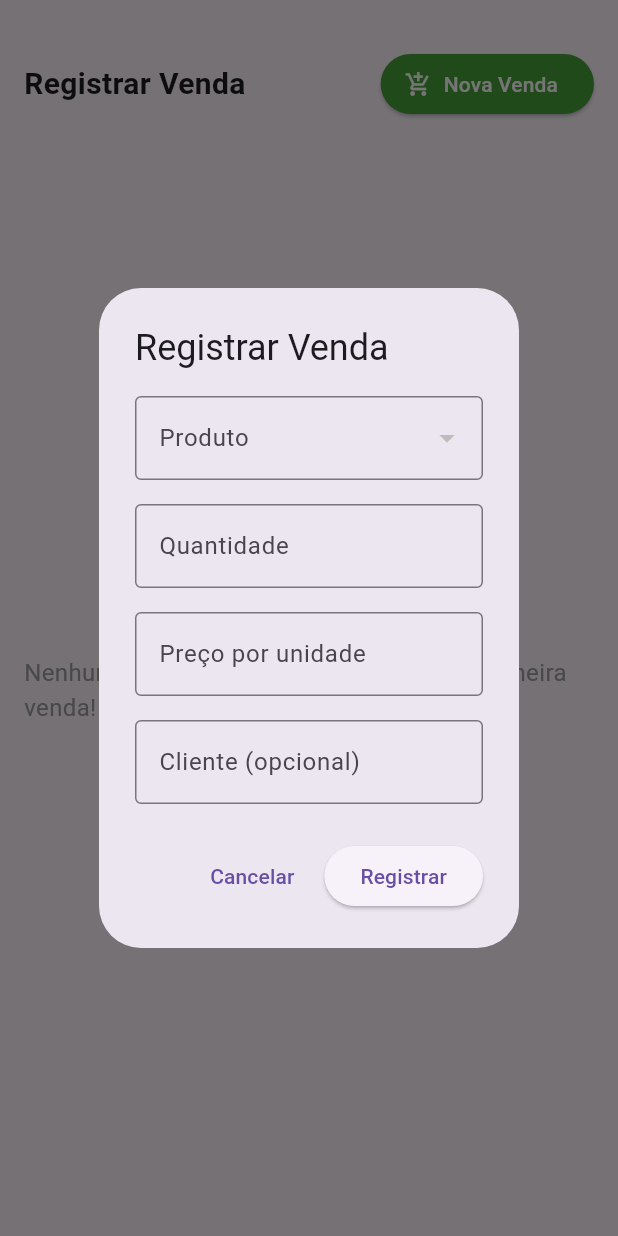
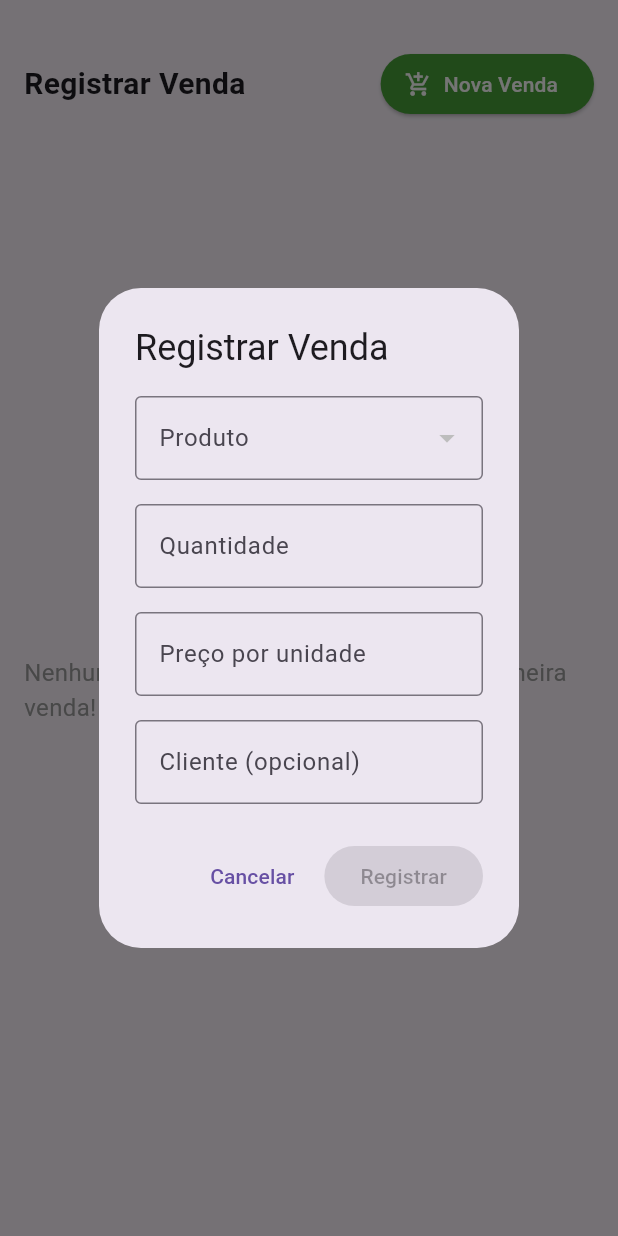
Before and after one commit to CarolBastos/hackaton-flutter-fiap-farms, a Flutter app: the _SalesTab widget shown alone on an empty page, opened directly, after a tap on "Nova Venda", on a phone screen of 412 x 824 dp. Run offline on Flutter 3.47's test engine with Material 3 defaults, Android fonts, the phone set to English and light mode, and no system bars; our stand-ins replace cloud_firestore, firebase_auth, firebase_core, fl_chart; accounts and stored records are empty.

Commit message:
Melhorando regras de vendas

```diff
--- a/lib/screens/inventory_sales_screen.dart
+++ b/lib/screens/inventory_sales_screen.dart
@@ -155,7 +155,8 @@ class _InventoryTab extends StatelessWidget {
                                     Expanded(
                                       flex: 3,
                                       child: Column(
-                                      crossAxisAlignment: CrossAxisAlignment.start,
+                                        crossAxisAlignment:
+                                            CrossAxisAlignment.start,
                                         children: [
                                           Text(
                                             item.productName,
@@ -187,7 +188,8 @@ class _InventoryTab extends StatelessWidget {
                                     Expanded(
                                       flex: 2,
                                       child: Column(
-                                      crossAxisAlignment: CrossAxisAlignment.end,
+                                        crossAxisAlignment:
+                                            CrossAxisAlignment.end,
                                         children: [
                                           Text(
                                             'R\$ ${item.estimatedCostPerUnit.toStringAsFixed(2)}',
@@ -306,9 +308,13 @@ class _InventoryTab extends StatelessWidget {
           mainAxisSize: MainAxisSize.min,
           crossAxisAlignment: CrossAxisAlignment.start,
           children: [
-            Text('Quantidade disponível: ${item.availableQuantity} ${item.unitOfMeasure}'),
+            Text(
+              'Quantidade disponível: ${item.availableQuantity} ${item.unitOfMeasure}',
+            ),
             if (item.soldQuantity > 0)
-              Text('Quantidade vendida: ${item.soldQuantity} ${item.unitOfMeasure}'),
+              Text(
+                'Quantidade vendida: ${item.soldQuantity} ${item.unitOfMeasure}',
+              ),
             Text(
               'Custo por unidade: R\$ ${item.estimatedCostPerUnit.toStringAsFixed(2)}',
             ),
@@ -462,14 +468,74 @@ class _SalesTab extends StatelessWidget {
     BuildContext context,
     ProductController productController,
   ) {
+    showDialog(
+      context: context,
+      builder: (context) =>
+          _AddSaleDialog(productController: productController),
+    );
+  }
+
+  void _showSaleDetails(BuildContext context, dynamic sale) {
+    showDialog(
+      context: context,
+      builder: (context) => AlertDialog(
+        title: Text('Detalhes da Venda - ${sale.productName}'),
+        content: Column(
+          mainAxisSize: MainAxisSize.min,
+          crossAxisAlignment: CrossAxisAlignment.start,
+          children: [
+            Text('Quantidade: ${sale.quantitySold} ${sale.unitOfMeasure}'),
+            Text(
+              'Preço por unidade: R\$ ${sale.salePricePerUnit.toStringAsFixed(2)}',
+            ),
+            Text('Valor total: R\$ ${sale.totalSaleAmount.toStringAsFixed(2)}'),
+            Text(
+              'Custo estimado: R\$ ${sale.estimatedCostAtSale.toStringAsFixed(2)}',
+            ),
+            Text('Lucro: R\$ ${sale.calculatedProfit.toStringAsFixed(2)}'),
+            if (sale.clientInfo != null) Text('Cliente: ${sale.clientInfo}'),
+            Text('Data: ${sale.saleDate.toString().substring(0, 16)}'),
+          ],
+        ),
+        actions: [
+          TextButton(
+            onPressed: () => Navigator.pop(context),
+            child: const Text('Fechar'),
+          ),
+        ],
+      ),
+    );
+  }
+}
+
+class _AddSaleDialog extends StatefulWidget {
+  final ProductController productController;
+
+  const _AddSaleDialog({required this.productController});
+
+  @override
+  State<_AddSaleDialog> createState() => _AddSaleDialogState();
+}
+
+class _AddSaleDialogState extends State<_AddSaleDialog> {
   String? selectedProductId;
+  String? stockError;
+  double? availableStock;
   final quantityController = TextEditingController();
   final priceController = TextEditingController();
   final clientController = TextEditingController();
 
-    showDialog(
-      context: context,
-      builder: (context) => AlertDialog(
+  @override
+  void dispose() {
+    quantityController.dispose();
+    priceController.dispose();
+    clientController.dispose();
+    super.dispose();
+  }
+
+  @override
+  Widget build(BuildContext context) {
+    return AlertDialog(
       title: const Text('Registrar Venda'),
       content: Column(
         mainAxisSize: MainAxisSize.min,
@@ -480,14 +546,39 @@ class _SalesTab extends StatelessWidget {
               labelText: 'Produto',
               border: OutlineInputBorder(),
             ),
-              items: productController.products.map((product) {
+            items: widget.productController.products.map((product) {
               return DropdownMenuItem(
                 value: product.id,
                 child: Text(product.name),
               );
             }).toList(),
-              onChanged: (value) {
+            onChanged: (value) async {
+              setState(() {
                 selectedProductId = value;
+                stockError = null;
+                availableStock = null;
+              });
+
+              // Verificar estoque quando produto for selecionado
+              if (value != null) {
+                final inventoryController = Provider.of<InventoryController>(
+                  context,
+                  listen: false,
+                );
+                final inventoryItem = await inventoryController
+                    .getInventoryItemByProductId(value);
+
+                setState(() {
+                  if (inventoryItem != null) {
+                    availableStock = inventoryItem.availableQuantity;
+                    if (availableStock == 0) {
+                      stockError = 'Produto sem estoque disponível';
+                    }
+                  } else {
+                    stockError = 'Produto não encontrado no estoque';
+                  }
+                });
+              }
             },
           ),
           const SizedBox(height: 16),
@@ -498,6 +589,45 @@ class _SalesTab extends StatelessWidget {
               border: OutlineInputBorder(),
             ),
             keyboardType: TextInputType.number,
+            onChanged: (value) {
+              if (value.isNotEmpty && availableStock != null) {
+                final quantity = double.tryParse(value);
+                if (quantity != null && quantity > availableStock!) {
+                  setState(() {
+                    stockError =
+                        'Quantidade solicitada (${quantity.toStringAsFixed(1)}) excede o estoque disponível (${availableStock!.toStringAsFixed(1)})';
+                  });
+                } else {
+                  setState(() {
+                    stockError = null;
+                  });
+                }
+              }
+            },
+          ),
+          if (availableStock != null)
+            Padding(
+              padding: const EdgeInsets.only(top: 8.0),
+              child: Text(
+                'Estoque disponível: ${availableStock!.toStringAsFixed(1)}',
+                style: const TextStyle(
+                  fontSize: 12,
+                  color: AppColors.success,
+                  fontWeight: FontWeight.w500,
+                ),
+              ),
+            ),
+          if (stockError != null)
+            Padding(
+              padding: const EdgeInsets.only(top: 8.0),
+              child: Text(
+                stockError!,
+                style: const TextStyle(
+                  fontSize: 12,
+                  color: AppColors.errorText,
+                  fontWeight: FontWeight.w500,
+                ),
+              ),
             ),
           const SizedBox(height: 16),
           TextField(
@@ -525,17 +655,20 @@ class _SalesTab extends StatelessWidget {
           child: const Text('Cancelar'),
         ),
         ElevatedButton(
-            onPressed: () async {
-              if (selectedProductId != null &&
+          onPressed:
+              (selectedProductId != null &&
                   quantityController.text.isNotEmpty &&
-                  priceController.text.isNotEmpty) {
+                  priceController.text.isNotEmpty &&
+                  stockError == null)
+              ? () async {
                   final quantity = double.tryParse(quantityController.text);
                   final price = double.tryParse(priceController.text);
                   if (quantity != null &&
                       price != null &&
                       quantity > 0 &&
                       price > 0) {
-                  final selectedProduct = productController.products.firstWhere(
+                    final selectedProduct = widget.productController.products
+                        .firstWhere(
                           (product) => product.id == selectedProductId,
                         );
 
@@ -575,43 +708,10 @@ class _SalesTab extends StatelessWidget {
                     Navigator.pop(context);
                   }
                 }
-            },
+              : null,
           child: const Text('Registrar'),
         ),
       ],
-      ),
-    );
-  }
-
-  void _showSaleDetails(BuildContext context, dynamic sale) {
-    showDialog(
-      context: context,
-      builder: (context) => AlertDialog(
-        title: Text('Detalhes da Venda - ${sale.productName}'),
-        content: Column(
-          mainAxisSize: MainAxisSize.min,
-          crossAxisAlignment: CrossAxisAlignment.start,
-          children: [
-            Text('Quantidade: ${sale.quantitySold} ${sale.unitOfMeasure}'),
-            Text(
-              'Preço por unidade: R\$ ${sale.salePricePerUnit.toStringAsFixed(2)}',
-            ),
-            Text('Valor total: R\$ ${sale.totalSaleAmount.toStringAsFixed(2)}'),
-            Text(
-              'Custo estimado: R\$ ${sale.estimatedCostAtSale.toStringAsFixed(2)}',
-            ),
-            Text('Lucro: R\$ ${sale.calculatedProfit.toStringAsFixed(2)}'),
-            if (sale.clientInfo != null) Text('Cliente: ${sale.clientInfo}'),
-            Text('Data: ${sale.saleDate.toString().substring(0, 16)}'),
-          ],
-        ),
-        actions: [
-          TextButton(
-            onPressed: () => Navigator.pop(context),
-            child: const Text('Fechar'),
-          ),
-        ],
-      ),
     );
   }
 }
```
Lines whose indentation alone changed are shown as unchanged.
